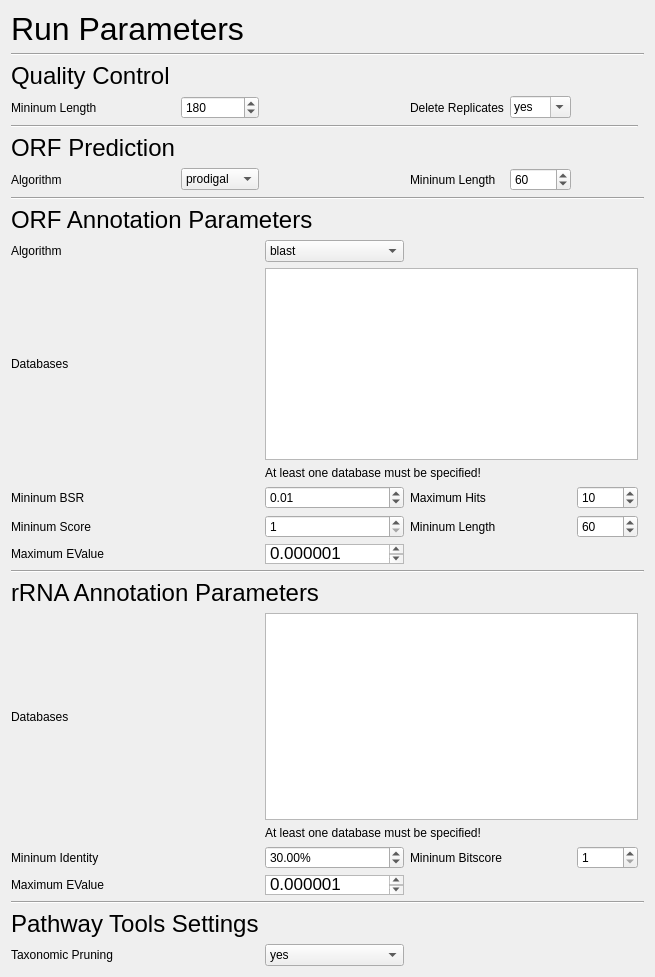
Old version of the form SettingsTab.ui in the repository hallamlab/MetaPathwaysGUI.
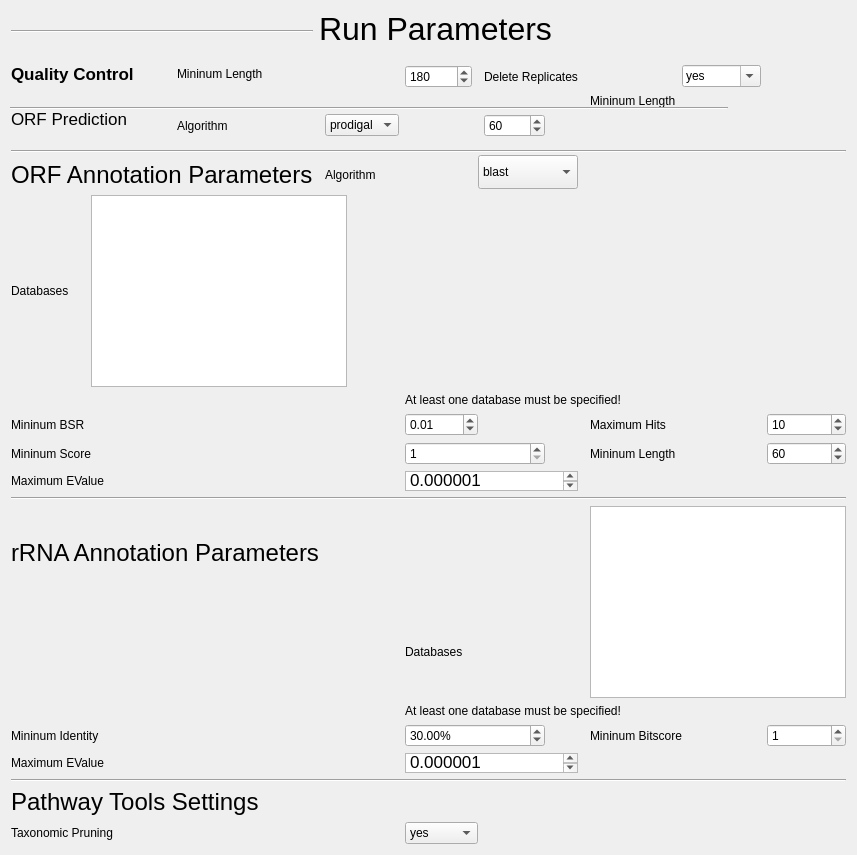
New version of the form.

Patch:
```diff
--- a/SettingsTab.ui
+++ b/SettingsTab.ui
@@ -6,114 +6,124 @@
    <rect>
     <x>0</x>
     <y>0</y>
-    <width>641</width>
-    <height>977</height>
+    <width>742</width>
+    <height>600</height>
    </rect>
   </property>
+  <property name="sizePolicy">
+   <sizepolicy hsizetype="Expanding" vsizetype="Expanding">
+    <horstretch>0</horstretch>
+    <verstretch>0</verstretch>
+   </sizepolicy>
+  </property>
   <property name="windowTitle">
    <string>Form</string>
   </property>
   <layout class="QGridLayout" name="gridLayout">
-   <item row="36" column="2" colspan="4">
-    <widget class="QLabel" name="rrnaREFDBSWarning">
-     <property name="text">
-      <string>At least one database must be specified!</string>
-     </property>
-    </widget>
-   </item>
-   <item row="38" column="2">
-    <widget class="QDoubleSpinBox" name="rrnaMIN_IDENTITY">
-     <property name="suffix">
-      <string>%</string>
-     </property>
-     <property name="decimals">
-      <number>2</number>
-     </property>
+   <item row="13" column="8" colspan="3">
+    <widget class="QSpinBox" name="annotationMIN_SCORE">
      <property name="minimum">
-      <double>0.000000000000000</double>
-     </property>
-     <property name="singleStep">
-      <double>1.000000000000000</double>
-     </property>
-     <property name="value">
-      <double>30.000000000000000</double>
-     </property>
-    </widget>
-   </item>
-   <item row="3" column="0">
-    <widget class="QLabel" name="label_2">
-     <property name="text">
-      <string>Mininum Length</string>
-     </property>
-    </widget>
-   </item>
-   <item row="7" column="0" colspan="6">
-    <widget class="Line" name="line_5">
-     <property name="orientation">
-      <enum>Qt::Horizontal</enum>
-     </property>
-    </widget>
-   </item>
-   <item row="3" column="1">
-    <widget class="QSpinBox" name="quality_controlMIN_LENGTH">
-     <property name="maximum">
-      <number>99999999</number>
-     </property>
-     <property name="singleStep">
       <number>1</number>
      </property>
-     <property name="value">
-      <number>180</number>
+     <property name="maximum">
+      <number>10000</number>
      </property>
     </widget>
    </item>
-   <item row="40" column="0" colspan="2">
-    <widget class="QLabel" name="label_17">
-     <property name="text">
-      <string>Maximum EValue</string>
-     </property>
-    </widget>
-   </item>
-   <item row="25" column="3" colspan="2">
+   <item row="13" column="13" colspan="2">
     <widget class="QLabel" name="label_13">
      <property name="text">
       <string>Mininum Length</string>
      </property>
     </widget>
    </item>
-   <item row="19" column="0">
-    <widget class="QLabel" name="label_8">
+   <item row="19" column="0" colspan="4">
+    <widget class="QLabel" name="label_18">
      <property name="text">
-      <string>Algorithm</string>
+      <string>Mininum Identity         </string>
      </property>
     </widget>
    </item>
-   <item row="25" column="5">
-    <widget class="QSpinBox" name="annotationMIN_LENGTH">
-     <property name="maximum">
-      <number>1000</number>
-     </property>
-     <property name="value">
-      <number>60</number>
-     </property>
-    </widget>
-   </item>
-   <item row="44" column="0" colspan="2">
-    <widget class="QLabel" name="label_21">
-     <property name="text">
-      <string>Taxonomic Pruning</string>
-     </property>
-    </widget>
-   </item>
-   <item row="38" column="3" colspan="2">
+   <item row="19" column="13" colspan="2">
     <widget class="QLabel" name="label_19">
      <property name="text">
       <string>Mininum Bitscore</string>
      </property>
     </widget>
    </item>
-   <item row="25" column="2">
-    <widget class="QSpinBox" name="annotationMIN_SCORE">
+   <item row="11" column="8" colspan="7">
+    <widget class="QLabel" name="annotationDBSWarning">
+     <property name="text">
+      <string>At least one database must be specified!</string>
+     </property>
+    </widget>
+   </item>
+   <item row="2" column="0" rowspan="2" colspan="3">
+    <widget class="QLabel" name="label">
+     <property name="font">
+      <font>
+       <pointsize>13</pointsize>
+       <weight>75</weight>
+       <bold>true</bold>
+      </font>
+     </property>
+     <property name="text">
+      <string>Quality Control</string>
+     </property>
+    </widget>
+   </item>
+   <item row="23" column="8" colspan="2">
+    <widget class="QComboBox" name="ptools_settingsTAXONOMIC_PRUNING">
+     <item>
+      <property name="text">
+       <string>yes</string>
+      </property>
+     </item>
+     <item>
+      <property name="text">
+       <string>no</string>
+      </property>
+     </item>
+    </widget>
+   </item>
+   <item row="10" column="1" colspan="8">
+    <widget class="QListWidget" name="annotationDBS">
+     <property name="sizePolicy">
+      <sizepolicy hsizetype="Fixed" vsizetype="Fixed">
+       <horstretch>0</horstretch>
+       <verstretch>0</verstretch>
+      </sizepolicy>
+     </property>
+    </widget>
+   </item>
+   <item row="9" column="0" colspan="6">
+    <widget class="QLabel" name="label_7">
+     <property name="font">
+      <font>
+       <pointsize>18</pointsize>
+      </font>
+     </property>
+     <property name="text">
+      <string>ORF Annotation Parameters</string>
+     </property>
+    </widget>
+   </item>
+   <item row="0" column="0" rowspan="2" colspan="6">
+    <widget class="Line" name="line_2">
+     <property name="orientation">
+      <enum>Qt::Horizontal</enum>
+     </property>
+    </widget>
+   </item>
+   <item row="20" column="0" colspan="2">
+    <widget class="QLabel" name="label_17">
+     <property name="text">
+      <string>Maximum EValue</string>
+     </property>
+    </widget>
+   </item>
+   <item row="19" column="15">
+    <widget class="QSpinBox" name="rrnaMIN_BITSCORE">
      <property name="minimum">
       <number>1</number>
      </property>
@@ -122,7 +132,62 @@
      </property>
     </widget>
    </item>
-   <item row="26" column="2">
+   <item row="0" column="6" colspan="8">
+    <widget class="QLabel" name="label_22">
+     <property name="font">
+      <font>
+       <pointsize>24</pointsize>
+      </font>
+     </property>
+     <property name="text">
+      <string>Run Parameters</string>
+     </property>
+    </widget>
+   </item>
+   <item row="12" column="13" colspan="2">
+    <widget class="QLabel" name="label_14">
+     <property name="text">
+      <string>Maximum Hits</string>
+     </property>
+    </widget>
+   </item>
+   <item row="20" column="8" colspan="4">
+    <widget class="QTextEdit" name="rrnaMAX_EVALUE">
+     <property name="maximumSize">
+      <size>
+       <width>16777215</width>
+       <height>20</height>
+      </size>
+     </property>
+     <property name="html">
+      <string>&lt;!DOCTYPE HTML PUBLIC &quot;-//W3C//DTD HTML 4.0//EN&quot; &quot;http://www.w3.org/TR/REC-html40/strict.dtd&quot;&gt;
+&lt;html&gt;&lt;head&gt;&lt;meta name=&quot;qrichtext&quot; content=&quot;1&quot; /&gt;&lt;style type=&quot;text/css&quot;&gt;
+p, li { white-space: pre-wrap; }
+&lt;/style&gt;&lt;/head&gt;&lt;body style=&quot; font-family:'Lucida Grande'; font-size:13pt; font-weight:400; font-style:normal;&quot;&gt;
+&lt;p style=&quot; margin-top:0px; margin-bottom:0px; margin-left:0px; margin-right:0px; -qt-block-indent:0; text-indent:0px;&quot;&gt;0.000001&lt;/p&gt;&lt;/body&gt;&lt;/html&gt;</string>
+     </property>
+    </widget>
+   </item>
+   <item row="22" column="0" colspan="5">
+    <widget class="QLabel" name="label_20">
+     <property name="font">
+      <font>
+       <pointsize>18</pointsize>
+      </font>
+     </property>
+     <property name="text">
+      <string>Pathway Tools Settings</string>
+     </property>
+    </widget>
+   </item>
+   <item row="10" column="0">
+    <widget class="QLabel" name="label_9">
+     <property name="text">
+      <string>Databases</string>
+     </property>
+    </widget>
+   </item>
+   <item row="14" column="8" colspan="4">
     <widget class="QTextEdit" name="annotationMAX_EVALUE">
      <property name="minimumSize">
       <size>
@@ -145,7 +210,14 @@
      </property>
     </widget>
    </item>
-   <item row="23" column="2">
+   <item row="9" column="7" colspan="2">
+    <widget class="QLabel" name="label_8">
+     <property name="text">
+      <string>Algorithm</string>
+     </property>
+    </widget>
+   </item>
+   <item row="12" column="8" colspan="2">
     <widget class="QDoubleSpinBox" name="annotationMIN_BSR">
      <property name="minimum">
       <double>0.000000000000000</double>
@@ -161,111 +233,141 @@
      </property>
     </widget>
    </item>
-   <item row="17" column="0" colspan="7">
+   <item row="7" column="0" rowspan="2" colspan="16">
     <widget class="Line" name="line">
      <property name="orientation">
       <enum>Qt::Horizontal</enum>
      </property>
     </widget>
    </item>
-   <item row="22" column="2" colspan="4">
-    <widget class="QLabel" name="annotationDBSWarning">
+   <item row="18" column="8" colspan="7">
+    <widget class="QLabel" name="rrnaREFDBSWarning">
      <property name="text">
       <string>At least one database must be specified!</string>
      </property>
     </widget>
    </item>
-   <item row="10" column="1">
-    <widget class="QComboBox" name="orf_predictionALGORITHM">
-     <item>
-      <property name="text">
-       <string>prodigal</string>
-      </property>
-     </item>
+   <item row="2" column="3" rowspan="2" colspan="5">
+    <widget class="QLabel" name="label_2">
+     <property name="text">
+      <string>Mininum Length</string>
+     </property>
     </widget>
    </item>
-   <item row="9" column="0">
-    <widget class="QLabel" name="label_4">
+   <item row="23" column="0" colspan="4">
+    <widget class="QLabel" name="label_21">
+     <property name="text">
+      <string>Taxonomic Pruning</string>
+     </property>
+    </widget>
+   </item>
+   <item row="13" column="0" colspan="2">
+    <widget class="QLabel" name="label_12">
+     <property name="text">
+      <string>Mininum Score</string>
+     </property>
+    </widget>
+   </item>
+   <item row="13" column="15">
+    <widget class="QSpinBox" name="annotationMIN_LENGTH">
+     <property name="maximum">
+      <number>1000</number>
+     </property>
+     <property name="value">
+      <number>60</number>
+     </property>
+    </widget>
+   </item>
+   <item row="16" column="0" colspan="7">
+    <widget class="QLabel" name="label_15">
      <property name="font">
       <font>
        <pointsize>18</pointsize>
       </font>
      </property>
      <property name="text">
-      <string>ORF Prediction</string>
+      <string>rRNA Annotation Parameters</string>
      </property>
     </widget>
    </item>
-   <item row="10" column="0">
-    <widget class="QLabel" name="label_5">
-     <property name="text">
-      <string>Algorithm</string>
-     </property>
-    </widget>
-   </item>
-   <item row="40" column="2">
-    <widget class="QTextEdit" name="rrnaMAX_EVALUE">
-     <property name="maximumSize">
-      <size>
-       <width>16777215</width>
-       <height>20</height>
-      </size>
-     </property>
-     <property name="html">
-      <string>&lt;!DOCTYPE HTML PUBLIC &quot;-//W3C//DTD HTML 4.0//EN&quot; &quot;http://www.w3.org/TR/REC-html40/strict.dtd&quot;&gt;
-&lt;html&gt;&lt;head&gt;&lt;meta name=&quot;qrichtext&quot; content=&quot;1&quot; /&gt;&lt;style type=&quot;text/css&quot;&gt;
-p, li { white-space: pre-wrap; }
-&lt;/style&gt;&lt;/head&gt;&lt;body style=&quot; font-family:'Lucida Grande'; font-size:13pt; font-weight:400; font-style:normal;&quot;&gt;
-&lt;p style=&quot; margin-top:0px; margin-bottom:0px; margin-left:0px; margin-right:0px; -qt-block-indent:0; text-indent:0px;&quot;&gt;0.000001&lt;/p&gt;&lt;/body&gt;&lt;/html&gt;</string>
-     </property>
-    </widget>
-   </item>
-   <item row="1" column="0" colspan="7">
-    <widget class="Line" name="line_2">
-     <property name="orientation">
-      <enum>Qt::Horizontal</enum>
-     </property>
-    </widget>
-   </item>
-   <item row="23" column="5">
-    <widget class="QSpinBox" name="annotationMAX_HITS">
-     <property name="minimum">
-      <number>0</number>
-     </property>
-     <property name="maximum">
-      <number>1000</number>
-     </property>
-     <property name="value">
-      <number>10</number>
-     </property>
-    </widget>
-   </item>
-   <item row="38" column="5">
-    <widget class="QSpinBox" name="rrnaMIN_BITSCORE">
-     <property name="minimum">
-      <number>1</number>
-     </property>
-     <property name="maximum">
-      <number>10000</number>
-     </property>
-    </widget>
-   </item>
-   <item row="35" column="0">
+   <item row="17" column="8" colspan="2">
     <widget class="QLabel" name="label_16">
      <property name="text">
       <string>Databases</string>
      </property>
     </widget>
    </item>
-   <item row="41" column="0" colspan="7">
+   <item row="21" column="0" colspan="16">
     <widget class="Line" name="line_4">
      <property name="orientation">
       <enum>Qt::Horizontal</enum>
      </property>
     </widget>
    </item>
-   <item row="19" column="2">
+   <item row="16" column="13" rowspan="2" colspan="3">
+    <widget class="QListWidget" name="rrnaREFDBS">
+     <property name="sizePolicy">
+      <sizepolicy hsizetype="Fixed" vsizetype="Fixed">
+       <horstretch>0</horstretch>
+       <verstretch>0</verstretch>
+      </sizepolicy>
+     </property>
+    </widget>
+   </item>
+   <item row="12" column="15">
+    <widget class="QSpinBox" name="annotationMAX_HITS">
+     <property name="minimum">
+      <number>0</number>
+     </property>
+     <property name="maximum">
+      <number>1000</number>
+     </property>
+     <property name="value">
+      <number>10</number>
+     </property>
+    </widget>
+   </item>
+   <item row="19" column="8" colspan="3">
+    <widget class="QDoubleSpinBox" name="rrnaMIN_IDENTITY">
+     <property name="suffix">
+      <string>%</string>
+     </property>
+     <property name="decimals">
+      <number>2</number>
+     </property>
+     <property name="minimum">
+      <double>0.000000000000000</double>
+     </property>
+     <property name="singleStep">
+      <double>1.000000000000000</double>
+     </property>
+     <property name="value">
+      <double>30.000000000000000</double>
+     </property>
+    </widget>
+   </item>
+   <item row="14" column="0" colspan="2">
+    <widget class="QLabel" name="label_11">
+     <property name="text">
+      <string>Maximum EValue</string>
+     </property>
+    </widget>
+   </item>
+   <item row="12" column="0">
+    <widget class="QLabel" name="label_10">
+     <property name="text">
+      <string>Mininum BSR</string>
+     </property>
+    </widget>
+   </item>
+   <item row="8" column="9" rowspan="2" colspan="3">
     <widget class="QComboBox" name="annotationALGORITHM">
+     <property name="sizePolicy">
+      <sizepolicy hsizetype="Preferred" vsizetype="Preferred">
+       <horstretch>0</horstretch>
+       <verstretch>0</verstretch>
+      </sizepolicy>
+     </property>
      <property name="editable">
       <bool>false</bool>
      </property>
@@ -284,99 +386,75 @@
      </item>
     </widget>
    </item>
-   <item row="20" column="0">
-    <widget class="QLabel" name="label_9">
-     <property name="text">
-      <string>Databases</string>
-     </property>
-    </widget>
-   </item>
-   <item row="0" column="0" colspan="3">
-    <widget class="QLabel" name="label_22">
-     <property name="font">
-      <font>
-       <pointsize>24</pointsize>
-      </font>
-     </property>
-     <property name="text">
-      <string>Run Parameters</string>
-     </property>
-    </widget>
-   </item>
-   <item row="32" column="0" colspan="7">
+   <item row="15" column="0" colspan="16">
     <widget class="Line" name="line_3">
      <property name="orientation">
       <enum>Qt::Horizontal</enum>
      </property>
     </widget>
    </item>
-   <item row="44" column="2">
-    <widget class="QComboBox" name="ptools_settingsTAXONOMIC_PRUNING">
-     <item>
-      <property name="text">
-       <string>yes</string>
-      </property>
-     </item>
-     <item>
-      <property name="text">
-       <string>no</string>
-      </property>
-     </item>
-    </widget>
-   </item>
-   <item row="38" column="0">
-    <widget class="QLabel" name="label_18">
-     <property name="text">
-      <string>Mininum Identity         </string>
-     </property>
-    </widget>
-   </item>
-   <item row="2" column="0" colspan="3">
-    <widget class="QLabel" name="label">
+   <item row="4" column="0" rowspan="3" colspan="2">
+    <widget class="QLabel" name="label_4">
      <property name="font">
       <font>
-       <pointsize>18</pointsize>
+       <pointsize>13</pointsize>
       </font>
      </property>
      <property name="text">
-      <string>Quality Control</string>
+      <string>ORF Prediction</string>
      </property>
     </widget>
    </item>
-   <item row="20" column="2" colspan="4">
-    <widget class="QListWidget" name="annotationDBS">
-     <property name="sizePolicy">
-      <sizepolicy hsizetype="Preferred" vsizetype="Preferred">
-       <horstretch>0</horstretch>
-       <verstretch>0</verstretch>
-      </sizepolicy>
+   <item row="5" column="3">
+    <widget class="QLabel" name="label_5">
+     <property name="text">
+      <string>Algorithm</string>
      </property>
     </widget>
    </item>
-   <item row="35" column="2" colspan="4">
-    <widget class="QListWidget" name="rrnaREFDBS"/>
-   </item>
-   <item row="10" column="4">
-    <widget class="QSpinBox" name="orf_predictionMIN_LENGTH">
-     <property name="minimum">
-      <number>1</number>
-     </property>
-     <property name="maximum">
-      <number>10000</number>
-     </property>
-     <property name="value">
-      <number>60</number>
-     </property>
+   <item row="5" column="7">
+    <widget class="QComboBox" name="orf_predictionALGORITHM">
+     <item>
+      <property name="text">
+       <string>prodigal</string>
+      </property>
+     </item>
     </widget>
    </item>
-   <item row="10" column="3">
+   <item row="4" column="13">
     <widget class="QLabel" name="label_6">
      <property name="text">
       <string>Mininum Length</string>
      </property>
     </widget>
    </item>
-   <item row="3" column="4">
+   <item row="5" column="10">
+    <widget class="QSpinBox" name="orf_predictionMIN_LENGTH">
+     <property name="minimum">
+      <number>1</number>
+     </property>
+     <property name="maximum">
+      <number>10000</number>
+     </property>
+     <property name="value">
+      <number>60</number>
+     </property>
+    </widget>
+   </item>
+   <item row="3" column="8">
+    <widget class="QSpinBox" name="quality_controlMIN_LENGTH">
+     <property name="maximum">
+      <number>99999999</number>
+     </property>
+     <property name="singleStep">
+      <number>1</number>
+     </property>
+     <property name="value">
+      <number>180</number>
+     </property>
+    </widget>
+   </item>
+   <item row="3" column="14">
     <widget class="QComboBox" name="quality_controlDELETE_REPLICATES">
      <property name="editable">
       <bool>true</bool>
@@ -402,78 +480,27 @@
      </item>
     </widget>
    </item>
-   <item row="3" column="3">
+   <item row="3" column="10" colspan="2">
     <widget class="QLabel" name="label_3">
      <property name="text">
       <string>Delete Replicates</string>
      </property>
     </widget>
    </item>
-   <item row="43" column="0" colspan="2">
-    <widget class="QLabel" name="label_20">
-     <property name="font">
-      <font>
-       <pointsize>18</pointsize>
-      </font>
-     </property>
-     <property name="text">
-      <string>Pathway Tools Settings</string>
-     </property>
-    </widget>
-   </item>
-   <item row="26" column="0" colspan="2">
-    <widget class="QLabel" name="label_11">
-     <property name="text">
-      <string>Maximum EValue</string>
-     </property>
-    </widget>
-   </item>
-   <item row="25" column="0" colspan="2">
-    <widget class="QLabel" name="label_12">
-     <property name="text">
-      <string>Mininum Score</string>
-     </property>
-    </widget>
-   </item>
-   <item row="23" column="0" colspan="2">
-    <widget class="QLabel" name="label_10">
-     <property name="text">
-      <string>Mininum BSR</string>
-     </property>
-    </widget>
-   </item>
-   <item row="23" column="3" colspan="2">
-    <widget class="QLabel" name="label_14">
-     <property name="text">
-      <string>Maximum Hits</string>
-     </property>
-    </widget>
-   </item>
-   <item row="33" column="0" colspan="5">
-    <widget class="QLabel" name="label_15">
-     <property name="font">
-      <font>
-       <pointsize>18</pointsize>
-      </font>
-     </property>
-     <property name="text">
-      <string>rRNA Annotation Parameters</string>
-     </property>
-    </widget>
-   </item>
-   <item row="18" column="0" colspan="5">
-    <widget class="QLabel" name="label_7">
-     <property name="font">
-      <font>
-       <pointsize>18</pointsize>
-      </font>
-     </property>
-     <property name="text">
-      <string>ORF Annotation Parameters</string>
-     </property>
-    </widget>
-   </item>
   </layout>
+  <widget class="Line" name="line_5">
+   <property name="geometry">
+    <rect>
+     <x>10</x>
+     <y>100</y>
+     <width>718</width>
+     <height>16</height>
+    </rect>
+   </property>
+   <property name="orientation">
+    <enum>Qt::Horizontal</enum>
+   </property>
+  </widget>
  </widget>
  <tabstops>
   <tabstop>annotationALGORITHM</tabstop>
```
